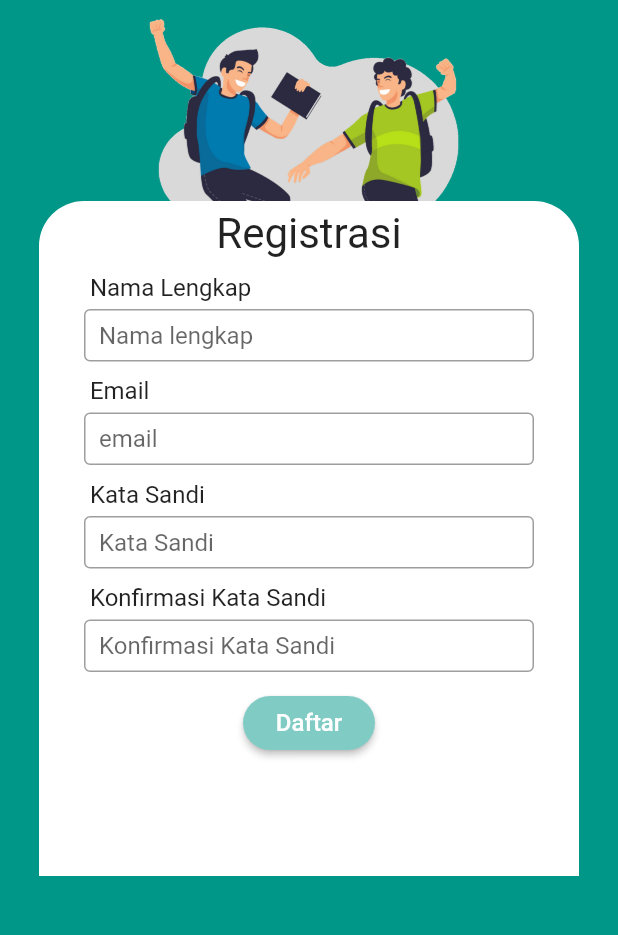
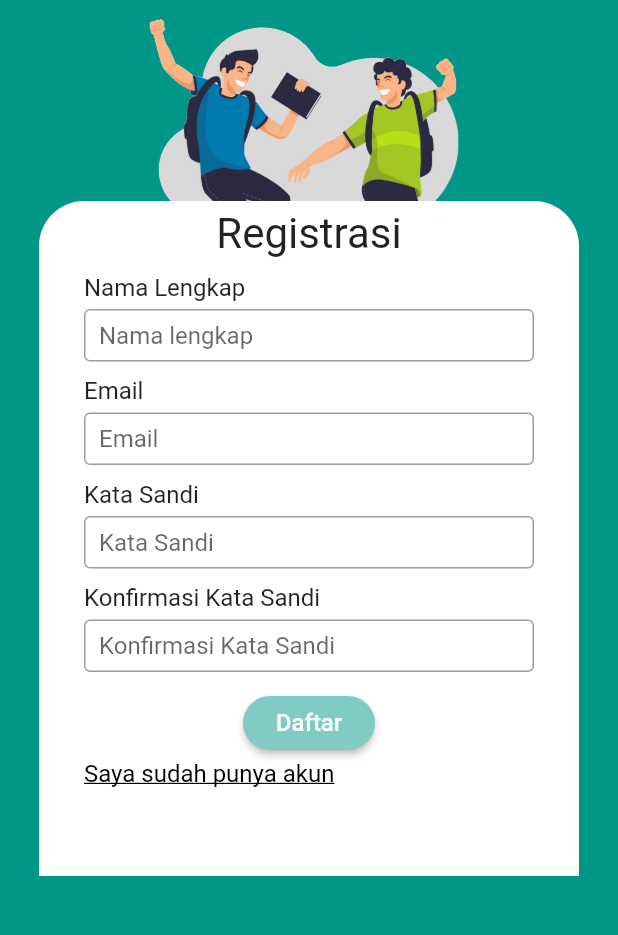
Before and after one commit to zulham724/flutter_siswapai, a Flutter app: the HalamanRegister screen opened directly, on a phone screen of 412 x 824 dp, the part 183-1118 px from its top. Run offline on Flutter 3.47's test engine with Material 2 defaults, Android fonts, the phone set to English and light mode, and no system bars; our stand-ins replace get.

Commit message:
Halaman pendaftaran / Register
Penambahan opsi pada pengguna apabila pengguna sudah memilki akun sebelumnya

```diff
--- a/lib/HalamanRegister.dart
+++ b/lib/HalamanRegister.dart
@@ -1,3 +1,5 @@
+import 'package:androidflutter/main.dart';
+import 'package:androidflutter/setting.dart';
 import 'package:flutter/material.dart';
 import 'package:get/get.dart';
 import 'package:androidflutter/Beranda.dart';
@@ -70,7 +72,7 @@ class HalamanRegister extends StatelessWidget {
                             child: Column(
                               crossAxisAlignment: CrossAxisAlignment.start,
                               children: <Widget>[
-                                Text(" Nama Lengkap",
+                                Text("Nama Lengkap",
                                     style: TextStyle(
                                       fontSize: 16,
                                     )),
@@ -90,7 +92,7 @@ class HalamanRegister extends StatelessWidget {
                                 SizedBox(
                                   height: 10.0,
                                 ),
-                                Text(" Email",
+                                Text("Email",
                                     style: TextStyle(
                                       fontSize: 16,
                                     )),
@@ -102,7 +104,7 @@ class HalamanRegister extends StatelessWidget {
                                   child: TextField(
                                     keyboardType: TextInputType.emailAddress,
                                     decoration: new InputDecoration(
-                                        hintText: "email",
+                                        hintText: "Email",
                                         border: OutlineInputBorder(),
                                         contentPadding: EdgeInsets.fromLTRB(
                                             10.0, 2.0, 5.0, 2.0)),
@@ -111,7 +113,7 @@ class HalamanRegister extends StatelessWidget {
                                 SizedBox(
                                   height: 10.0,
                                 ),
-                                Text(" Kata Sandi",
+                                Text("Kata Sandi",
                                     style: TextStyle(
                                       fontSize: 16,
                                     )),
@@ -132,7 +134,7 @@ class HalamanRegister extends StatelessWidget {
                                 SizedBox(
                                   height: 10.0,
                                 ),
-                                Text(" Konfirmasi Kata Sandi",
+                                Text("Konfirmasi Kata Sandi",
                                     style: TextStyle(
                                       fontSize: 16,
                                     )),
@@ -167,7 +169,19 @@ class HalamanRegister extends StatelessWidget {
                             ),
                             onPressed: () => Get.to(() => BerandaPage()),
                           ),
-                        ],
+                          Row(
+                      mainAxisAlignment: MainAxisAlignment.spaceBetween,
+                      children: <Widget>[
+                        GestureDetector(
+                            child: Text("Saya sudah punya akun",
+                                style: TextStyle(
+                                    decoration: TextDecoration.underline,
+                                    fontSize: 16,
+                                    color: Colors.black)),
+                            onTap: () => Get.to(() => HalamanLogin)),
+                      ],
+                    )
+                  ],
                       ),
                     ),
                   ],
```
